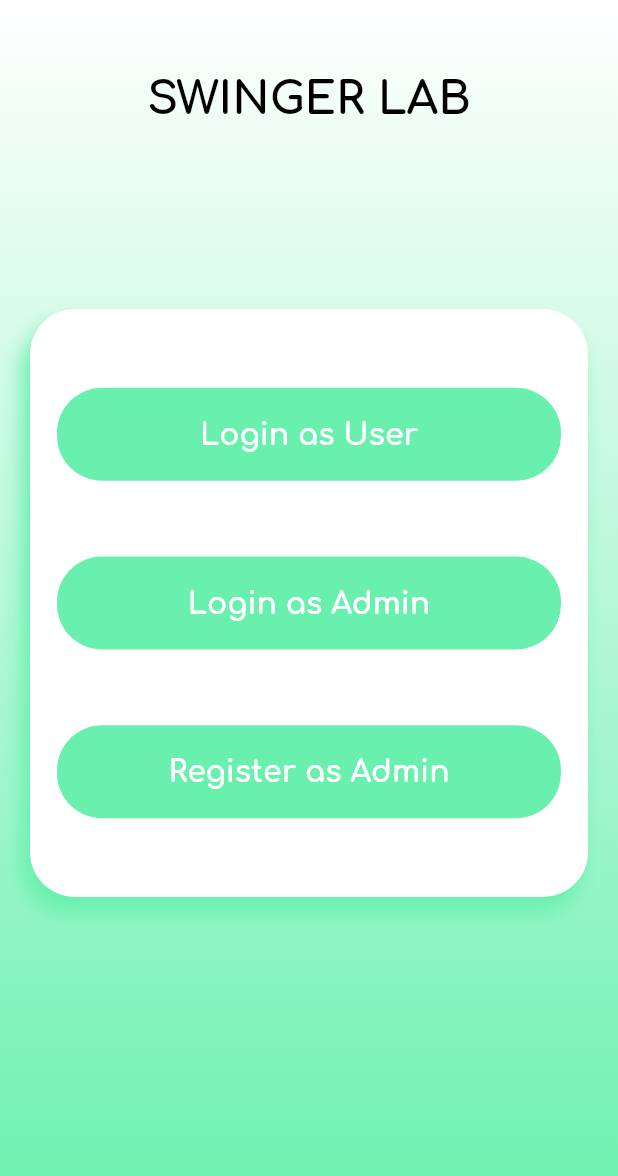
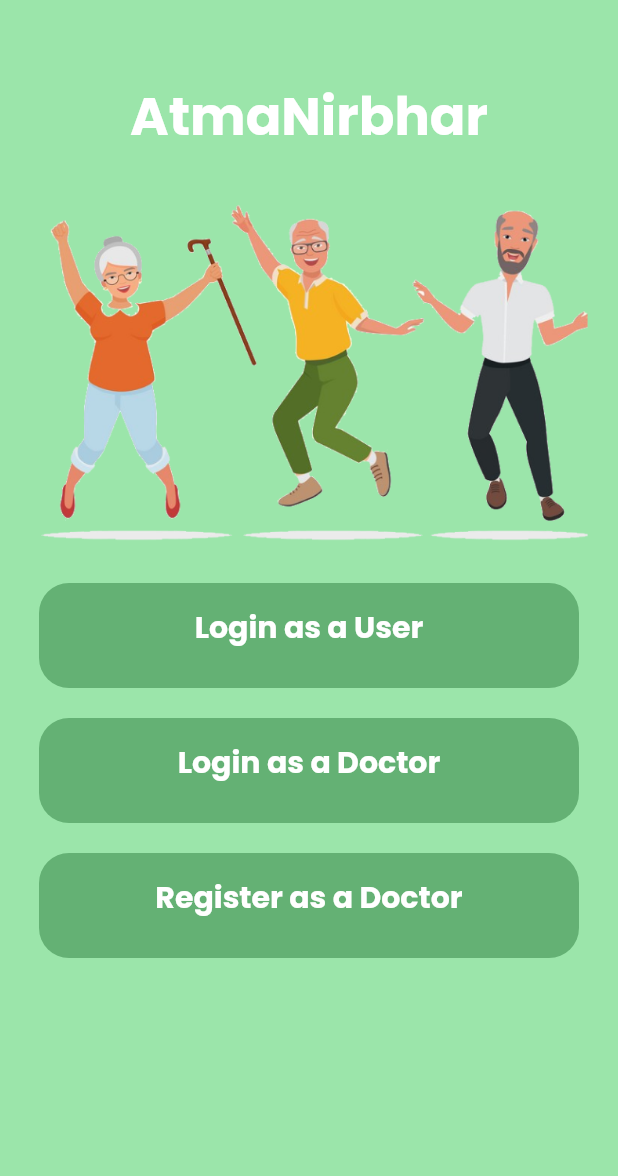
Before and after one commit to HimeshNayak/ANBApp, a Flutter app: the screen it shows after launch, on a phone screen of 412 x 824 dp. Shown: the top 1176 px of the screen. Run offline on Flutter 3.47's test engine with Material 2 defaults, Android fonts, the phone set to English and light mode, and no system bars; our stand-ins replace cloud_firestore, firebase_auth, firebase_core, firebase_messaging, firebase_storage, flutter_bluetooth_serial and 7 more; accounts and stored records are empty.

Commit message:
Login New UI

```diff
--- a/lib/screens/login.dart
+++ b/lib/screens/login.dart
@@ -195,73 +195,66 @@ class _LoginPageState extends State<LoginPage> {
   Widget build(BuildContext context) {
     Size size = MediaQuery.of(context).size;
     return Scaffold(
+      backgroundColor: Color(0xFF9BE5AA),
       body: SafeArea(
         child: Stack(
           children: <Widget>[
             Container(
               width: size.width,
               height: size.height,
-              decoration: BoxDecoration(
-                gradient: LinearGradient(
-                  begin: Alignment.topCenter,
-                  end: Alignment.bottomCenter,
-                  colors: <Color>[
-                    Colors.white,
-                    Colors.greenAccent.shade200,
-                  ],
-                  tileMode: TileMode.repeated,
+              padding: EdgeInsets.fromLTRB(20, 60, 20, 20),
+              child: Column(
+                children: <Widget>[
+                  Text(
+                    'AtmaNirbhar',
+                    overflow: TextOverflow.visible,
+                    textAlign: TextAlign.left,
+                    style: TextStyle(
+                      height: 1.171875,
+                      fontSize: 35.0,
+                      fontFamily: 'Poppins',
+                      fontWeight: FontWeight.w700,
+                      color: Color.fromARGB(255, 255, 255, 255),
+                      /* letterSpacing: 0.0, */
                     ),
                   ),
-            ),
-            Align(
-              alignment: Alignment.topCenter,
-              child: Container(
-                padding: EdgeInsets.symmetric(vertical: 50),
-                child: Text(
-                  'SWINGER LAB',
-                  style: heading1Bl,
-                  textAlign: TextAlign.center,
+                  (pageIndex == 0)
+                      ? Container(
+                          margin: EdgeInsets.symmetric(vertical: 30),
+                          // width: 356.0,
+                          // height: 237.0,
+                          child: Column(
+                            children: [
+                              ClipRRect(
+                                borderRadius: BorderRadius.zero,
+                                child: Image.asset(
+                                  'assets/images/seniors.png',
+                                  color: null,
+                                  fit: BoxFit.cover,
+                                  // width: 356.0,
+                                  // height: 237.0,
+                                  colorBlendMode: BlendMode.dstATop,
                                 ),
                               ),
+                              ButtonLoginPage(
+                                text: 'Login as a User',
+                                function: onSignInGoogleUser,
                               ),
-            Align(
-              alignment: Alignment.center,
-              child: Container(
-                width: size.width,
-                height:
-                    (pageIndex == 0) ? size.height * 0.5 : size.height * 0.7,
-                child: (pageIndex == 0)
-                    ? loginBg(
-                        context: context,
-                        child: Column(
-                          mainAxisAlignment: MainAxisAlignment.spaceEvenly,
-                          children: <Widget>[
-                            Padding(
-                              padding: EdgeInsets.symmetric(
-                                  horizontal: 10, vertical: 10),
-                              child: button1(
-                                  'Login as User',
-                                  onSignInGoogleUser,
-                                  Colors.greenAccent,
-                                  context),
-                            ),
-                            Padding(
-                              padding: EdgeInsets.symmetric(
-                                  horizontal: 10, vertical: 10),
-                              child: button1('Login as Admin', () {
+                              ButtonLoginPage(
+                                text: 'Login as a Doctor',
+                                function: () {
                                   setState(() {
                                     pageIndex = 1;
                                   });
-                              }, Colors.greenAccent, context),
+                                },
                               ),
-                            Padding(
-                              padding: EdgeInsets.symmetric(
-                                  horizontal: 10, vertical: 10),
-                              child: button1('Register as Admin', () {
+                              ButtonLoginPage(
+                                text: 'Register as a Doctor',
+                                function: () {
                                   setState(() {
                                     pageIndex = 2;
                                   });
-                              }, Colors.greenAccent, context),
+                                },
                               ),
                             ],
                           ),
@@ -270,12 +263,14 @@ class _LoginPageState extends State<LoginPage> {
                           ? loginBg(
                               context: context,
                               child: Column(
-                              mainAxisAlignment: MainAxisAlignment.spaceEvenly,
+                                mainAxisAlignment:
+                                    MainAxisAlignment.spaceEvenly,
                                 children: <Widget>[
                                   Padding(
                                     padding: EdgeInsets.symmetric(
                                         horizontal: 10, vertical: 10),
-                                  child: Text('Login as Admin', style: body2Bl),
+                                    child:
+                                        Text('Login as Admin', style: body2Bl),
                                   ),
                                   Padding(
                                     padding: EdgeInsets.symmetric(
@@ -324,7 +319,8 @@ class _LoginPageState extends State<LoginPage> {
                           : loginBg(
                               context: context,
                               child: Column(
-                              mainAxisAlignment: MainAxisAlignment.spaceEvenly,
+                                mainAxisAlignment:
+                                    MainAxisAlignment.spaceEvenly,
                                 children: <Widget>[
                                   Padding(
                                     padding: EdgeInsets.symmetric(
@@ -376,6 +372,7 @@ class _LoginPageState extends State<LoginPage> {
                                 ],
                               ),
                             ),
+                ],
               ),
             ),
             overlayProgress(context: context, visible: isLoading),
--- a/lib/widgets/widgets.dart
+++ b/lib/widgets/widgets.dart
@@ -69,8 +69,8 @@ Widget sosButton(String hint, Function next, Color color, context) {
 
 Widget loginBg({required BuildContext context, required Widget child}) {
   return Container(
-    margin: EdgeInsets.fromLTRB(20, 0, 20, 20),
-    padding: EdgeInsets.fromLTRB(0, 20, 0, 20),
+    margin: EdgeInsets.only(top: 20),
+    padding: EdgeInsets.only(top: 20),
     decoration: BoxDecoration(
       boxShadow: [
         BoxShadow(
@@ -87,3 +87,39 @@ Widget loginBg({required BuildContext context, required Widget child}) {
     child: child,
   );
 }
+
+class ButtonLoginPage extends StatelessWidget {
+  final String text;
+  final Function function;
+  ButtonLoginPage({required this.text, required this.function});
+  @override
+  Widget build(BuildContext context) {
+    return Container(
+      width: 360.0,
+      height: 70.0,
+      margin: EdgeInsets.symmetric(vertical: 10),
+      padding: EdgeInsets.symmetric(vertical: 20, horizontal: 20),
+      decoration: BoxDecoration(
+          borderRadius: BorderRadius.circular(20.0),
+          color: Color.fromARGB(255, 100, 177, 116)),
+      child: GestureDetector(
+        onTap: () {
+          function();
+        },
+        child: Text(
+          text,
+          overflow: TextOverflow.visible,
+          textAlign: TextAlign.center,
+          style: TextStyle(
+            height: 1.171875,
+            fontSize: 20.0,
+            fontFamily: 'Poppins',
+            fontWeight: FontWeight.w700,
+            color: Color.fromARGB(255, 255, 255, 255),
+            /* letterSpacing: 0.0, */
+          ),
+        ),
+      ),
+    );
+  }
+}
```
Lines whose indentation alone changed are shown as unchanged.
